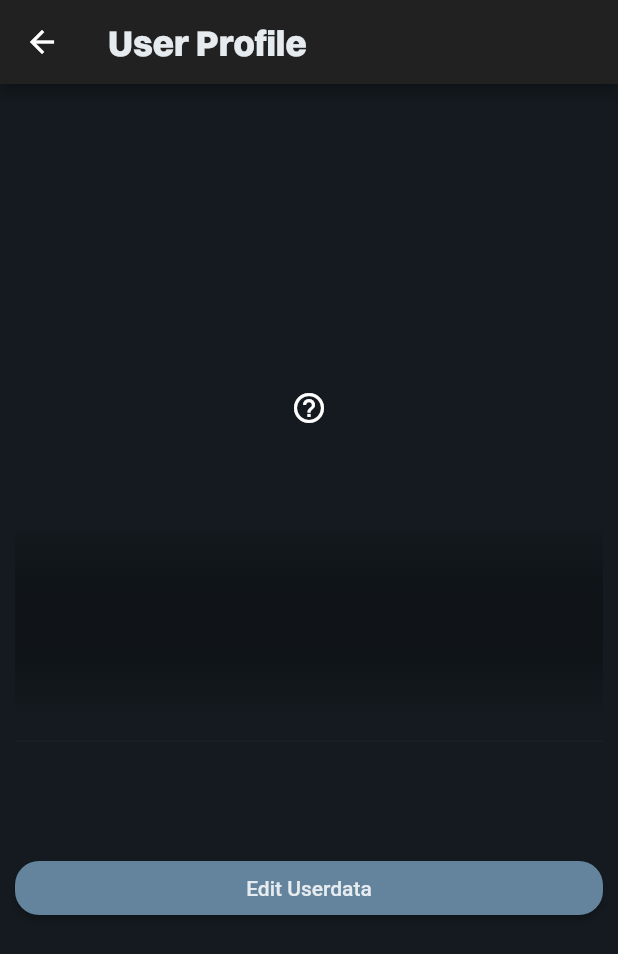
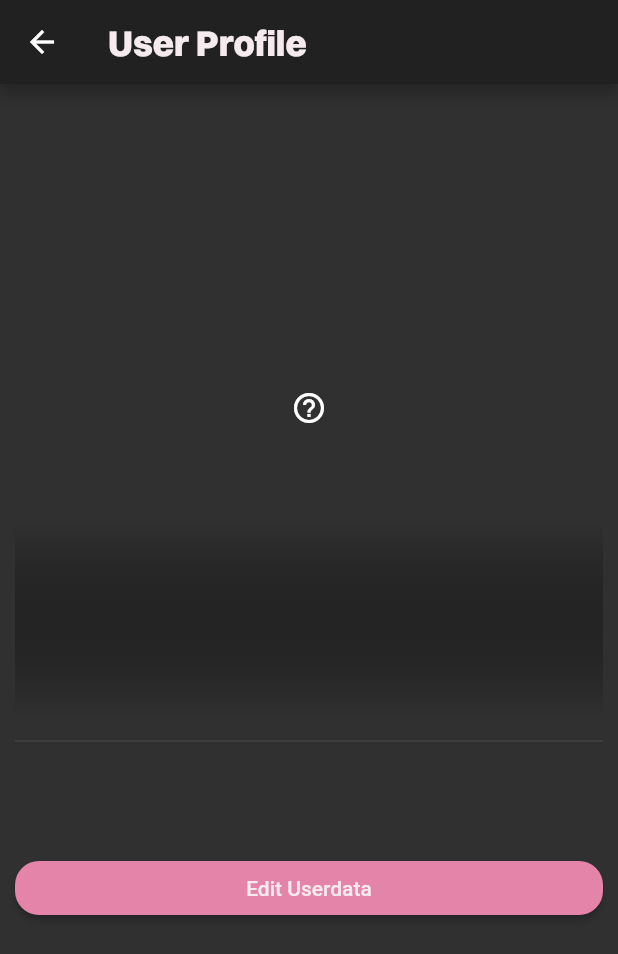
Before and after one commit to LyffLyff/FPV-Drohne, a Flutter app: the UserProfile screen opened directly, on a phone screen of 412 x 824 dp. Shown: the top 954 px of the screen. Run offline on Flutter 3.47's test engine with Material 2 defaults, Android fonts, the phone set to English and light mode, and no system bars; our stand-ins replace cached_network_image, cloud_firestore, file_picker, firebase_auth, firebase_core, firebase_database and 7 more; missing offline and left inert: flutter_cube, flutter_vlc_player, mqtt_client; accounts and stored records are empty; network calls fail; project files that could hold a hidden picture were left out.

Commit message:
ColorScheme

```diff
--- a/lib/screens/homepage/3d_rotation/drone_model_viewer.dart
+++ b/lib/screens/homepage/3d_rotation/drone_model_viewer.dart
@@ -35,6 +35,7 @@ class DroneModelViewerState extends State<DroneModelViewer> {
     _cube = Object(
       fileName: 'assets/models/drone.obj',
       lighting: true,
+      backfaceCulling: true,
       scale: Vector3.all(8),
       rotation: Vector3(0, 0, 0),
     ); // X -> Upside Down, Y -> Rotation in Plane (Camera Look away / to you), Z -> Upside Down;
--- a/lib/screens/homepage/flight_recording/previous_flight/previous_flight.dart
+++ b/lib/screens/homepage/flight_recording/previous_flight/previous_flight.dart
@@ -111,8 +111,6 @@ class _PreviousFlightState extends State<PreviousFlight> {
           ),
         ],
         currentIndex: _selectedIndex,
-        selectedItemColor: context.primaryColor,
-        unselectedItemColor: context.disabledColor,
         onTap: _onItemTapped,
       ),
     );
--- a/lib/screens/homepage/homepage.dart
+++ b/lib/screens/homepage/homepage.dart
@@ -113,10 +113,6 @@ class _HomePageState extends State<HomePage> {
       ),
       bottomNavigationBar: GNav(
         // Style
-        backgroundColor:
-            context.appBarTheme.backgroundColor ?? context.primaryColor,
-        activeColor: context.primaryColor,
-        color: context.disabledColor,
         style: GnavStyle.google,
         iconSize: 28,
         tabBackgroundColor: context.hoverColor,
--- a/lib/service/auth/auth_service.dart
+++ b/lib/service/auth/auth_service.dart
@@ -1,5 +1,6 @@
 import 'package:drone_2_0/data/models/user_model.dart';
 import 'package:drone_2_0/data/providers/auth_provider.dart';
+import 'package:drone_2_0/data/providers/logging_provider.dart';
 import 'package:drone_2_0/service/auth/auth_error_handler.dart';
 import 'package:firebase_auth/firebase_auth.dart';
 import 'package:google_sign_in/google_sign_in.dart';
@@ -63,6 +64,7 @@ class AuthService {
   }
 
   Future<UserCredential?> signInWithGoogle() async {
+    try {
       GoogleSignIn googleSignIn = GoogleSignIn();
       // Trigger the authentication flow
       // -> causes PlatformException on dismiss that cannot be catched -> not an issue in release version apparently
@@ -86,5 +88,9 @@ class AuthService {
 
       // Once signed in, return the UserCredential
       return await FirebaseAuth.instance.signInWithCredential(credential);
+    } catch (e) {
+      Logging.error(e.toString());
+      return null;
     }
   }
+}
--- a/lib/service/storage_service.dart
+++ b/lib/service/storage_service.dart
@@ -16,6 +16,8 @@ class StorageService {
       await storage.ref("$storageFolder/$filename").putFile(file);
     } on firebase_core.FirebaseException catch (error) {
       Logging.error(error);
+    } catch (e) {
+      Logging.error(e.toString());
     }
   }
 
@@ -50,6 +52,8 @@ class StorageService {
       return downloadURL;
     } on FirebaseException catch (e) {
       Logging.error(e);
+    } catch (e) {
+      Logging.error(e);
     }
     return "https://source.unsplash.com/random/?otter";
   }
--- a/lib/themes/colors.dart
+++ b/lib/themes/colors.dart
@@ -21,13 +21,39 @@ MaterialColor createMaterialColor(Color color) {
   return MaterialColor(color.value, swatch);
 }
 
+const _textColor = Color(0xFFf5ebef);
+const _backgroundColor = Color(0xFF090306);
+const _primaryColor = Color(0xFFe384a8);
+const _primaryFgColor = Color(0xFF090306);
+const _secondaryColor = Color(0xFF8f1241);
+const _secondaryFgColor = Color(0xFFf5ebef);
+const _accentColor = Color(0xFFf73780);
+const _accentFgColor = Color(0xFF090306);
+
+const _colorScheme = ColorScheme(
+  brightness: Brightness.dark,
+  background: _backgroundColor,
+  onBackground: _textColor,
+  primary: _primaryColor,
+  onPrimary: _primaryFgColor,
+  secondary: _secondaryColor,
+  onSecondary: _secondaryFgColor,
+  tertiary: _accentColor,
+  onTertiary: _accentFgColor,
+  surface: _backgroundColor,
+  onSurface: _textColor,
+  error: Colors.red,
+  onError: Colors.white,
+);
+
 class DarkColors {
   // General
-  static Color primaryColor = const Color.fromARGB(255, 193, 206, 215);
-  static Color secondaryColor = const Color.fromARGB(255, 20, 26, 31);
-  static Color accentColor = const Color.fromARGB(255, 99, 132, 156);
-  static Color backgroundColor = const Color.fromARGB(255, 18, 24, 28);
-  static Color textColor = const Color.fromARGB(255, 230, 235, 239);
+  static Color backgroundColor = _backgroundColor;
+  static Color textColor = _textColor;
+  static ColorScheme colorScheme = _colorScheme.copyWith(
+    error: const Color(0xffF2B8B5),
+    onError: const Color(0xffFFFFFF),
+  );
 }
 
 class LightColors {
@@ -36,4 +62,10 @@ class LightColors {
   static Color accentColor = const Color.fromARGB(255, 99, 132, 156);
   static Color backgroundColor = const Color.fromARGB(255, 227, 233, 237);
   static Color textColor = const Color.fromARGB(255, 16, 21, 25);
+  static ColorScheme colorScheme = _colorScheme.copyWith(
+      onBackground: const Color.fromARGB(255, 16, 21, 25),
+      background: const Color.fromARGB(255, 227, 233, 237),
+      error: const Color(0xffB3261E),
+      onError: const Color(0xff601410),
+      brightness: Brightness.light);
 }
--- a/lib/themes/dark_mode_widget_themes.dart
+++ b/lib/themes/dark_mode_widget_themes.dart
@@ -15,7 +15,9 @@ class DarkThemeWidgets {
   );
 
   static BottomNavigationBarThemeData bottomNavigationBarTheme =
-      BottomNavigationBarThemeData(backgroundColor: DarkColors.accentColor);
+      BottomNavigationBarThemeData(
+    backgroundColor: DarkColors.backgroundColor,
+  );
 
   static IconThemeData iconThemeData = const IconThemeData(
     color: Colors.white,
@@ -36,7 +38,6 @@ class DarkThemeWidgets {
     // Unfocused border -> with opacity < 1.0
     border: OutlineInputBorder(
       borderRadius: BorderRadius.circular(16),
-      borderSide: BorderSide(color: DarkColors.secondaryColor),
     ),
 
     // Displayed during error Input -> e.g. Invalid Email
@@ -48,7 +49,7 @@ class DarkThemeWidgets {
     // When in focus after press
     focusedBorder: OutlineInputBorder(
       borderRadius: BorderRadius.circular(16),
-      borderSide: BorderSide(color: DarkColors.primaryColor),
+      borderSide: BorderSide(color: DarkColors.colorScheme.primary),
     ),
   );
 
@@ -56,7 +57,7 @@ class DarkThemeWidgets {
   static ElevatedButtonThemeData elevatedButtonThemeData =
       ElevatedButtonThemeData(
     style: ElevatedButton.styleFrom(
-      backgroundColor: DarkColors.accentColor,
+      //backgroundColor: DarkColors.accentColor,
       foregroundColor: DarkColors.textColor,
       shape: RoundedRectangleBorder(
         borderRadius: BorderRadius.circular(16),
--- a/lib/themes/main_themes.dart
+++ b/lib/themes/main_themes.dart
@@ -11,6 +11,7 @@ class AppTheme {
     primaryColor: LightColors.primaryColor,
     hintColor: LightColors.accentColor,
     dividerColor: Colors.white,
+    colorScheme: LightColors.colorScheme,
 
     // Text
     textTheme: TextThemes.lightTextTheme,
@@ -21,7 +22,7 @@ class AppTheme {
     //Navigation Bar
     bottomAppBarTheme:
         BottomAppBarTheme(color: Colors.grey.shade900.withOpacity(0.5)),
-    bottomNavigationBarTheme: DarkThemeWidgets.bottomNavigationBarTheme,
+    //bottomNavigationBarTheme: DarkThemeWidgets.bottomNavigationBarTheme,
 
     // Scaffold
     scaffoldBackgroundColor: LightColors.backgroundColor,
@@ -37,24 +38,17 @@ class AppTheme {
 
   static ThemeData darkTheme = ThemeData(
     // General
-    brightness: Brightness.dark,
-    primarySwatch: createMaterialColor(DarkColors.primaryColor),
-    primaryColor: DarkColors.primaryColor,
-    hintColor: DarkColors.accentColor,
-    dividerColor: Colors.grey.shade900,
-    colorScheme: const ColorScheme.dark().copyWith(
-      error: const Color(0xff003300),
-    ),
+    colorScheme: DarkColors.colorScheme,
 
     // Text
     textTheme: TextThemes.darkTextTheme,
 
     // NavigationBars
     navigationBarTheme: DarkThemeWidgets.navigationBarTheme,
-    bottomNavigationBarTheme: DarkThemeWidgets.bottomNavigationBarTheme,
+    //bottomNavigationBarTheme: DarkThemeWidgets.bottomNavigationBarTheme,
 
     // Scaffold
-    scaffoldBackgroundColor: DarkColors.secondaryColor,
+    //scaffoldBackgroundColor: DarkColors.secondaryColor,
 
     //AppBar
     appBarTheme: DarkThemeWidgets.appBarTheme,
```
Also changed, not shown: lib/screens/homepage/flight_recording/flight_data_recording/flight_records.dart (+5 -8 lines), assets/images/drone.png (deleted). Lines whose indentation alone changed are shown as unchanged.
